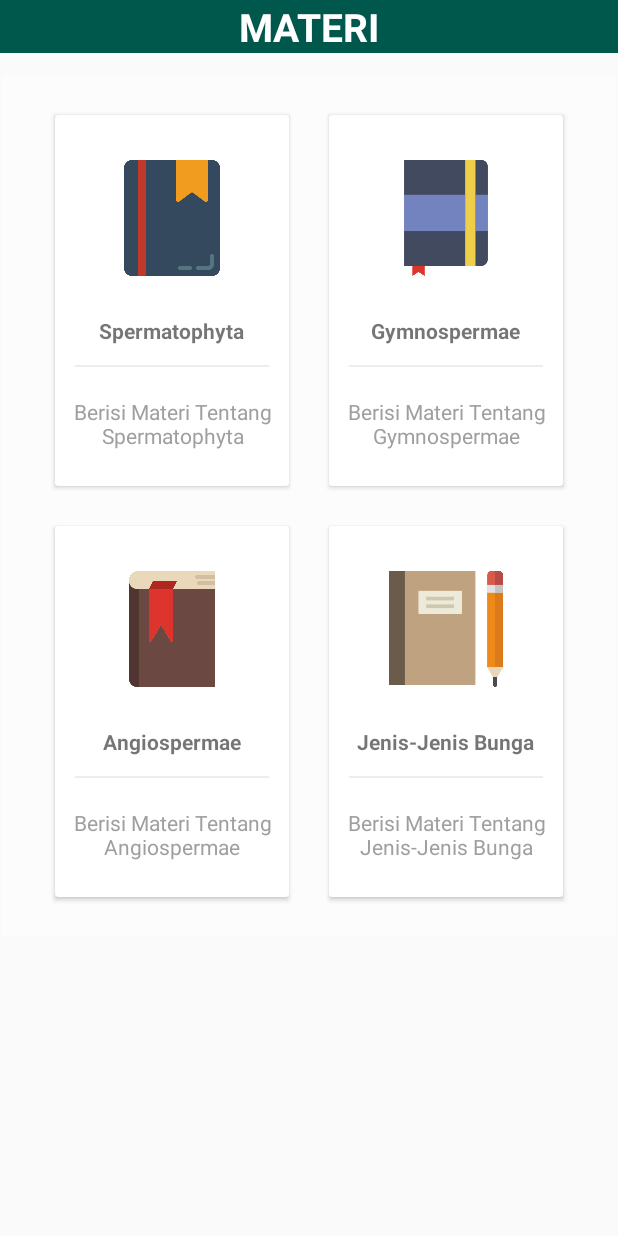
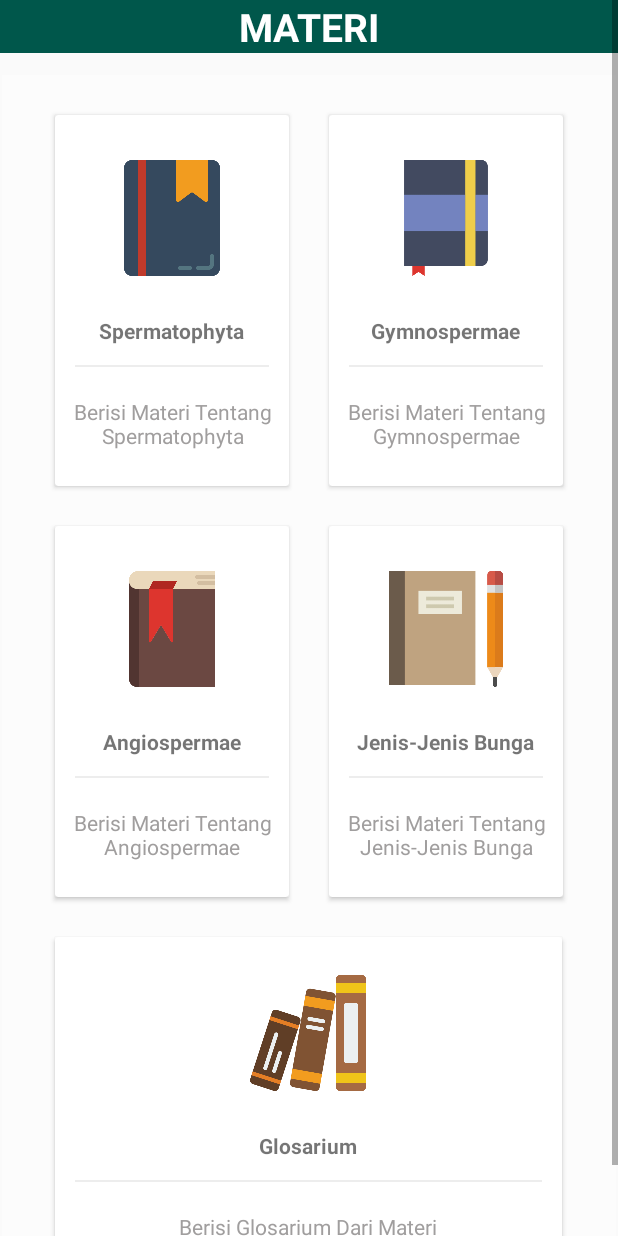
Before and after one commit to adnanreza21/Palindrome, an Android app: the MenuMateriActivity screen opened directly, with no data from a screen before it, on a phone screen of 412 x 824 dp. Run offline under Robolectric (Android 15) with nearby library versions, the phone set to English and light mode, and no system bars; our stand-ins replace sdp/ssp sizes.

Commit message:
projek spermato

```diff
--- a/Spermatophyta/app/src/main/res/layout/activity_menu_materi.xml
+++ b/Spermatophyta/app/src/main/res/layout/activity_menu_materi.xml
@@ -219,6 +219,57 @@
                     </LinearLayout>
                 </androidx.cardview.widget.CardView>
             </LinearLayout>
+            <LinearLayout
+                android:layout_width="match_parent"
+                android:layout_height="wrap_content"
+                android:clipToPadding="false"
+                android:gravity="center"
+                android:orientation="horizontal">
+
+                <androidx.cardview.widget.CardView
+                    android:id="@+id/card5"
+                    android:layout_width="@dimen/_260sdp"
+                    android:layout_height="@dimen/_170sdp"
+                    android:layout_margin="@dimen/_10sdp"
+                    android:clickable="true"
+                    android:foreground="?android:attr/selectableItemBackground">
+
+                    <LinearLayout
+                        android:layout_width="match_parent"
+                        android:layout_height="match_parent"
+                        android:gravity="center"
+                        android:orientation="vertical">
+
+
+                        <ImageView
+                            android:layout_width="@dimen/_80sdp"
+                            android:layout_height="@dimen/_80sdp"
+                            android:padding="@dimen/_10sdp"
+                            android:src="@drawable/glosari" />
+
+                        <TextView
+                            android:layout_width="wrap_content"
+                            android:layout_height="wrap_content"
+                            android:layout_marginTop="@dimen/_10sdp"
+                            android:text="Glosarium"
+                            android:textStyle="bold" />
+
+                        <View
+                            android:layout_width="match_parent"
+                            android:layout_height="@dimen/_1sdp"
+                            android:layout_margin="@dimen/_10sdp"
+                            android:background="@color/lightgray" />
+
+                        <TextView
+                            android:layout_width="wrap_content"
+                            android:layout_height="wrap_content"
+                            android:gravity="center"
+                            android:padding="@dimen/_5sdp"
+                            android:text="Berisi Glosarium Dari Materi"
+                            android:textColor="@color/darkgrey" />
+                    </LinearLayout>
+                </androidx.cardview.widget.CardView>
+            </LinearLayout>
         </LinearLayout>
     </RelativeLayout>
 </ScrollView>
```
Also changed, not shown: Spermatophyta/app/src/main/res/drawable/glosari.png (added).
